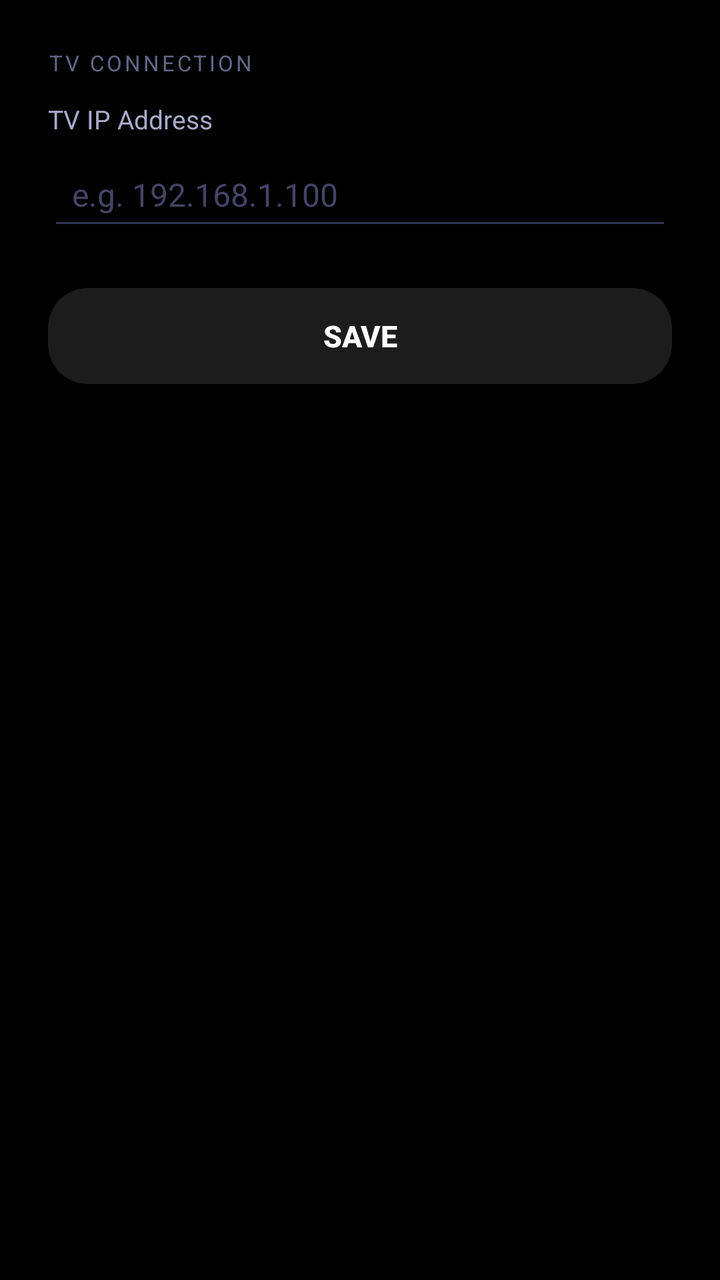
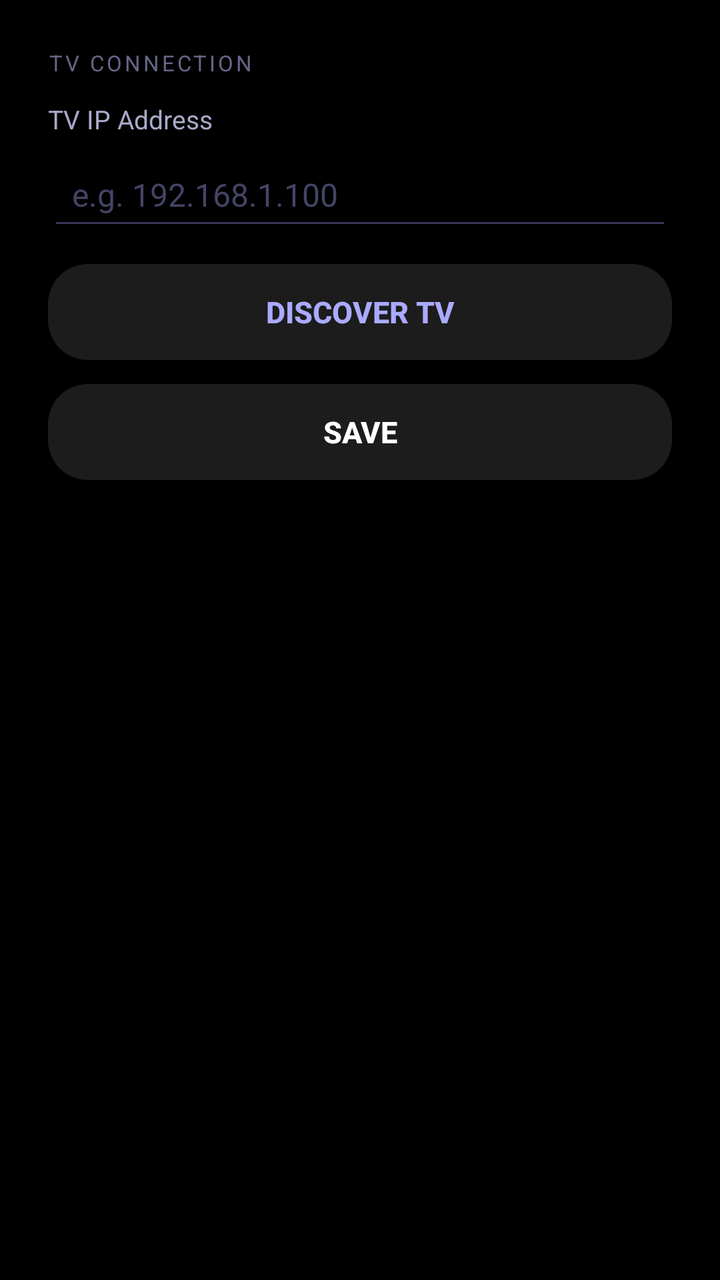

Screens rendered from an Android XML layout before and after an edit, with the pre-edit source and the edit as a unified diff.
<!-- AndroidManifest.xml: application theme Theme.LGRemote -->
<!-- res/layout/activity_settings.xml -->
<?xml version="1.0" encoding="utf-8"?>
<LinearLayout xmlns:android="http://schemas.android.com/apk/res/android"
    android:layout_width="match_parent"
    android:layout_height="match_parent"
    android:orientation="vertical"
    android:background="#000000"
    android:paddingHorizontal="24dp"
    android:paddingTop="24dp"
    android:paddingBottom="24dp">

    
    <TextView
        android:layout_width="match_parent"
        android:layout_height="wrap_content"
        android:text="TV CONNECTION"
        android:textColor="#666688"
        android:textSize="11sp"
        android:letterSpacing="0.12"
        android:layout_marginBottom="12dp" />

    <TextView
        android:layout_width="match_parent"
        android:layout_height="wrap_content"
        android:text="TV IP Address"
        android:textColor="#AAAACC"
        android:textSize="13sp"
        android:layout_marginBottom="6dp" />

    <EditText
        android:id="@+id/edit_tv_ip"
        android:layout_width="match_parent"
        android:layout_height="wrap_content"
        android:hint="e.g. 192.168.1.100"
        android:inputType="textUri"
        android:textColor="#FFFFFF"
        android:textColorHint="#444466"
        android:backgroundTint="#333355"
        android:padding="12dp"
        android:textSize="16sp" />

    <Button
        android:id="@+id/btn_save"
        android:layout_width="match_parent"
        android:layout_height="wrap_content"
        android:layout_marginTop="24dp"
        android:background="@drawable/bg_squircle_dark"
        android:text="Save"
        android:textColor="#FFFFFF"
        android:textSize="15sp"
        android:textStyle="bold" />

</LinearLayout>
<!-- resources referenced by this layout -->
<resources>
  <!-- drawable bg_squircle_dark (drawable) -->
  <?xml version="1.0" encoding="utf-8"?>
  <shape xmlns:android="http://schemas.android.com/apk/res/android">
      <solid android:color="#1C1C1C" />
      <corners android:radius="20dp" />
  </shape>
  <style name="Theme.LGRemote" parent="Theme.AppCompat.NoActionBar">
          <item name="android:windowBackground">#000000</item>
          <item name="android:statusBarColor">#000000</item>
          <item name="android:navigationBarColor">#000000</item>
      </style>
</resources>

<!-- the commit's change to res/layout/activity_settings.xml (unified diff, before → after) -->
@@ -38,11 +38,40 @@
         android:padding="12dp"
         android:textSize="16sp" />
 
+    
+    <LinearLayout
+        android:layout_width="match_parent"
+        android:layout_height="wrap_content"
+        android:layout_marginTop="12dp"
+        android:orientation="horizontal"
+        android:gravity="center_vertical">
+
+        <Button
+            android:id="@+id/btn_discover"
+            android:layout_width="0dp"
+            android:layout_height="wrap_content"
+            android:layout_weight="1"
+            android:background="@drawable/bg_squircle_dark"
+            android:text="Discover TV"
+            android:textColor="#AAAAFF"
+            android:textSize="15sp"
+            android:textStyle="bold" />
+
+        <ProgressBar
+            android:id="@+id/discover_spinner"
+            android:layout_width="32dp"
+            android:layout_height="32dp"
+            android:layout_marginStart="12dp"
+            android:visibility="gone"
+            android:indeterminateTint="#AAAAFF" />
+
+    </LinearLayout>
+
     <Button
         android:id="@+id/btn_save"
         android:layout_width="match_parent"
         android:layout_height="wrap_content"
-        android:layout_marginTop="24dp"
+        android:layout_marginTop="12dp"
         android:background="@drawable/bg_squircle_dark"
         android:text="Save"
         android:textColor="#FFFFFF"
